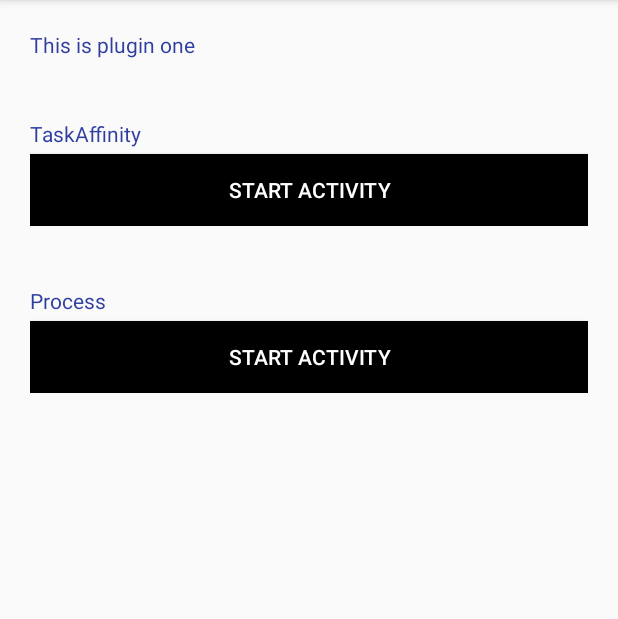
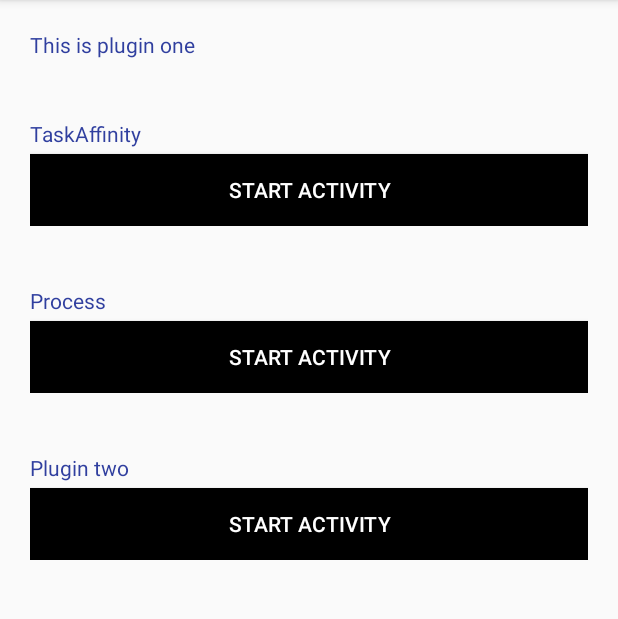
Before and after one commit to SMinsss/replugin_promote, an Android app: the screen it shows after launch (MainActivity), on a phone screen of 412 x 824 dp, the part 84-703 px from its top. Run offline under Robolectric (Android 15) with nearby library versions, the phone set to English and light mode, and no system bars; libraries missing offline, so code that uses them is left out: com.qihoo360.replugin.

Commit message:
Add some plugin base file in order to learn startActivity from plugin one to plugin two.

```diff
--- a/plugin_one/src/main/AndroidManifest.xml
+++ b/plugin_one/src/main/AndroidManifest.xml
@@ -27,7 +27,7 @@
 
         <!-- TaskAffinity -->
         <activity
-            android:name="com.ssjjsy.sdk.plugin.one.activity.taskAffinity.TAActivity1"
+            android:name="com.ssjjsy.sdk.plugin.one.activity.taskaffinity.TAActivity1"
             android:launchMode="singleTask"
             android:taskAffinity=":ta_1"
             android:theme="@android:style/Theme.Black.NoTitleBar" />
--- a/plugin_one/src/main/java/com/ssjjsy/sdk/plugin/one/MainActivity.java
+++ b/plugin_one/src/main/java/com/ssjjsy/sdk/plugin/one/MainActivity.java
@@ -1,14 +1,14 @@
 package com.ssjjsy.sdk.plugin.one;
 
 import android.content.Intent;
-import android.os.Process;
 import android.support.v7.app.AppCompatActivity;
 import android.os.Bundle;
 import android.util.Log;
 import android.view.View;
 
+import com.qihoo360.replugin.RePlugin;
 import com.ssjjsy.sdk.plugin.one.activity.process.ProcessActivity1;
-import com.ssjjsy.sdk.plugin.one.activity.taskAffinity.TAActivity1;
+import com.ssjjsy.sdk.plugin.one.activity.taskaffinity.TAActivity1;
 
 public class MainActivity extends AppCompatActivity {
 
@@ -36,5 +36,12 @@ public class MainActivity extends AppCompatActivity {
                 startActivity(intent);
             }
         });
+
+        findViewById(R.id.btn_activity_Plugin2MainActivity).setOnClickListener(new View.OnClickListener() {
+            @Override
+            public void onClick(View v) {
+                RePlugin.startActivity(MainActivity.this, RePlugin.createIntent("plugin_two", "com.ssjjsy.sdk.plugin.two.MainActivity"));
+            }
+        });
     }
 }
--- a/plugin_one/src/main/java/com/ssjjsy/sdk/plugin/one/activity/BaseActivity.java
+++ b/plugin_one/src/main/java/com/ssjjsy/sdk/plugin/one/activity/BaseActivity.java
@@ -5,6 +5,7 @@ import android.os.Bundle;
 import android.support.annotation.Nullable;
 import android.util.Log;
 import android.widget.Button;
+import android.widget.LinearLayout;
 import android.widget.TextView;
 
 import com.ssjjsy.sdk.plugin.one.R;
@@ -14,6 +15,8 @@ import com.ssjjsy.sdk.plugin.one.R;
  */
 
 public class BaseActivity extends Activity {
+
+    protected LinearLayout linearLayout;
 
     protected TextView txt;
 
@@ -30,6 +33,8 @@ public class BaseActivity extends Activity {
         txt = tv;
 
         btn = (Button) findViewById(R.id.btn);
+
+        linearLayout = (LinearLayout) findViewById(R.id.linearLayout);
     }
 
 }
--- a/plugin_one/src/main/java/com/ssjjsy/sdk/plugin/one/activity/taskAffinity/TAActivity1.java
+++ b/plugin_one/src/main/java/com/ssjjsy/sdk/plugin/one/activity/taskaffinity/TAActivity1.java
@@ -1,6 +1,4 @@
-package com.ssjjsy.sdk.plugin.one.activity.taskAffinity;
-
-import android.app.Activity;
+package com.ssjjsy.sdk.plugin.one.activity.taskaffinity;
 
 import com.ssjjsy.sdk.plugin.one.activity.BaseActivity;
 
--- a/plugin_one/src/main/res/layout/activity_main.xml
+++ b/plugin_one/src/main/res/layout/activity_main.xml
@@ -71,6 +71,30 @@
                 />
         </LinearLayout>
 
+        <LinearLayout
+            android:layout_width="match_parent"
+            android:layout_height="wrap_content"
+            android:padding="20dp"
+            android:orientation="vertical">
+            <TextView
+                android:layout_width="wrap_content"
+                android:layout_height="wrap_content"
+                android:text="Plugin two"
+                android:textColor="@color/colorPrimaryDark"/>
+            <View
+                android:layout_width="match_parent"
+                android:layout_height="4dp"
+                android:background="@android:color/transparent"/>
+            <Button
+                android:id="@+id/btn_activity_Plugin2MainActivity"
+                android:layout_width="match_parent"
+                android:layout_height="wrap_content"
+                android:text="Start Activity"
+                android:background="@android:color/black"
+                android:textColor="@android:color/white"
+                />
+        </LinearLayout>
+
     </LinearLayout>
 
 </ScrollView>
--- a/plugin_one/src/main/res/layout/activity_test.xml
+++ b/plugin_one/src/main/res/layout/activity_test.xml
@@ -1,9 +1,11 @@
 <?xml version="1.0" encoding="utf-8"?>
 <LinearLayout xmlns:android="http://schemas.android.com/apk/res/android"
     android:orientation="vertical" android:layout_width="match_parent"
-    android:layout_height="match_parent">
+    android:layout_height="match_parent"
+    android:background="@android:color/white">
 
     <LinearLayout
+        android:id="@+id/linearLayout"
         android:layout_width="match_parent"
         android:layout_height="wrap_content"
         android:padding="20dp"
--- /dev/null
+++ b/plugin_two/src/main/res/layout/activity_plugintwo_test.xml
@@ -0,0 +1,6 @@
+<?xml version="1.0" encoding="utf-8"?>
+<LinearLayout xmlns:android="http://schemas.android.com/apk/res/android"
+    android:orientation="vertical" android:layout_width="match_parent"
+    android:layout_height="match_parent">
+
+</LinearLayout>
```
Also changed, not shown: plugin_one/src/main/java/com/ssjjsy/sdk/plugin/one/activity/process/ProcessActivity1.java (+8 -0 lines), plugin_two/src/main/java/com/ssjjsy/sdk/plugin/two/activity/pluginone/ForPluginOneActivity1.java (added, +18 -0 lines), settings.gradle (+6 -6 lines).
